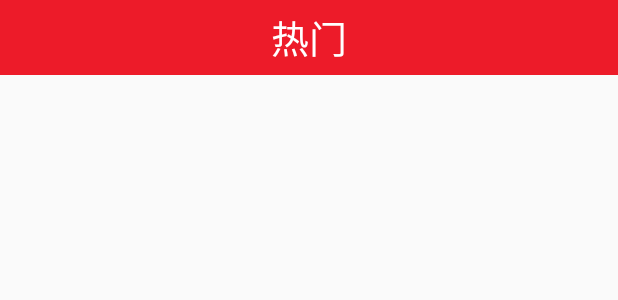
After one commit to JiazhiqiangGitHub/Gift, an Android app: the layout hot_fragment.xml on its own in the app's theme, with its tools: preview values and no code run, on a phone screen of 412 x 824 dp. The commit adds this screen. Shown: the top 300 px of the screen. Run offline under Robolectric (Android 15) with nearby library versions, the phone set to English and light mode, and no system bars.

Commit message:
完成了各个页面的title 分类页面只布局了一个tablelayout没有具体完善内容待定

```diff
--- /dev/null
+++ b/app/src/main/res/layout/hot_fragment.xml
@@ -0,0 +1,10 @@
+<?xml version="1.0" encoding="utf-8"?>
+<LinearLayout xmlns:android="http://schemas.android.com/apk/res/android"
+    android:orientation="vertical" android:layout_width="match_parent"
+    android:layout_height="match_parent">
+
+    <include layout="@layout/hot_title"
+        android:id="@+id/tv_hot_title"
+        />
+
+</LinearLayout>
--- /dev/null
+++ b/app/src/main/res/layout/hot_title.xml
@@ -0,0 +1,21 @@
+<?xml version="1.0" encoding="utf-8"?>
+<LinearLayout xmlns:android="http://schemas.android.com/apk/res/android"
+    android:orientation="vertical" android:layout_width="match_parent"
+    android:layout_height="50dp"
+    android:background="#ED1B29">
+
+
+    <TextView
+        android:layout_width="match_parent"
+        android:layout_height="match_parent"
+        android:text="热门"
+        android:gravity="center"
+        android:textColor="#FFFFFF"
+        android:id="@+id/tv_hot_title"
+        android:textSize="25sp"/>
+
+
+
+
+
+</LinearLayout>
```
Also changed, not shown: app/src/main/java/lanou/gift/hot/hotFragment.java (+17 -2 lines), app/src/main/java/lanou/gift/sort/classFragment.java (+17 -2 lines), app/src/main/res/layout/class_fragment.xml (added, +10 -0 lines), app/src/main/res/layout/class_title.xml (added, +15 -0 lines).
